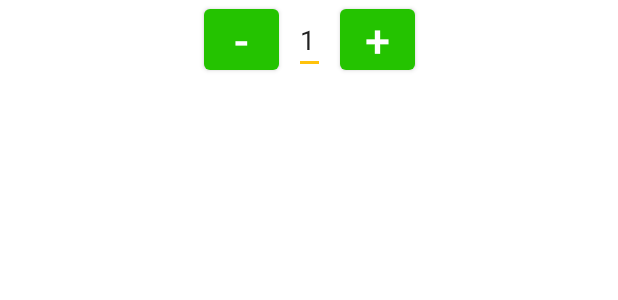
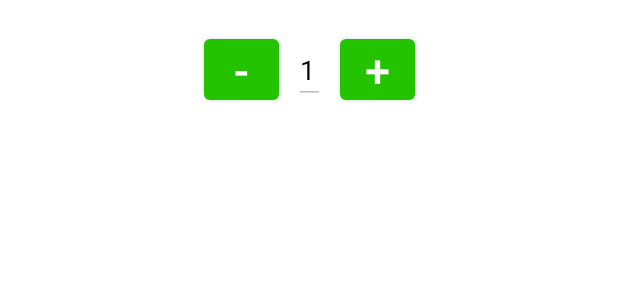
Before and after one commit to VsTechApps/SVS-Market, an Android app: the layout counter.xml on its own in the app's theme, with its tools: preview values and no code run, on a phone screen of 412 x 824 dp. Shown: the top 300 px of the screen. Run offline under Robolectric (Android 15) with nearby library versions, the light colour scheme and no system bars.

Commit message:
some bug fixes

```diff
--- a/app/build.gradle
+++ b/app/build.gradle
@@ -12,8 +12,8 @@ android {
         applicationId "com.vs.supermarket"
         minSdkVersion 21
         targetSdkVersion 30
-        versionCode 1
-        versionName "1.0"
+        versionCode 3
+        versionName "1.2"
 
         testInstrumentationRunner "androidx.test.runner.AndroidJUnitRunner"
     }
--- a/app/src/main/java/com/vs/supermarket/App.kt
+++ b/app/src/main/java/com/vs/supermarket/App.kt
@@ -5,6 +5,6 @@ import androidx.appcompat.app.AppCompatActivity
 class App : AppCompatActivity() {
 
     companion object {
-        const val PhoneNumber = "9390345080"
+        const val PhoneNumber = "8978998769"
     }
 }
--- a/app/src/main/java/com/vs/supermarket/StartActivity.kt
+++ b/app/src/main/java/com/vs/supermarket/StartActivity.kt
@@ -144,10 +144,10 @@ class StartActivity : AppCompatActivity() {
         } else {
             AlertDialog.Builder(this)
                 .setTitle("Disclaimer")
-                .setMessage("This app is only for people in Tenali who wants to order from Sri Vigneswara Super Market")
-                .setPositiveButton("OK") { dialogInterface: DialogInterface, i: Int ->
+                .setMessage("This app is for people in Tenali and Surrounding areas who wants to order from SVS Market")
+                .setPositiveButton("OK") { dialogInterface: DialogInterface, _: Int ->
                     dialogInterface.dismiss()
-                }.setNegativeButton("Not Ok") { dialogInterface: DialogInterface, i: Int ->
+                }.setNegativeButton("Not Ok") { dialogInterface: DialogInterface, _: Int ->
                     dialogInterface.dismiss()
                     finish()
                 }.show()
--- a/app/src/main/res/layout/activity_cart.xml
+++ b/app/src/main/res/layout/activity_cart.xml
@@ -22,7 +22,7 @@
         android:layout_height="wrap_content"
         android:layout_margin="10dp"
         android:padding="10dp"
-        android:text="Total Cost : "
+        android:text="@string/total_cost_0_0"
         android:textColor="#000000"
         android:textSize="18sp"
         app:layout_constraintBottom_toBottomOf="parent"
@@ -33,7 +33,7 @@
         android:layout_width="wrap_content"
         android:layout_height="wrap_content"
         android:layout_margin="10dp"
-        android:text="Proceed"
+        android:text="@string/proceed"
         android:textAllCaps="false"
         app:layout_constraintBottom_toBottomOf="parent"
         app:layout_constraintStart_toStartOf="parent"
--- a/app/src/main/res/layout/activity_start.xml
+++ b/app/src/main/res/layout/activity_start.xml
@@ -123,7 +123,7 @@
         android:layout_height="wrap_content"
         android:layout_margin="20dp"
         android:padding="10dp"
-        android:text="Resend OTP"
+        android:text="@string/resend_otp"
         android:textColor="#000000"
         app:layout_constraintStart_toStartOf="parent"
         app:layout_constraintTop_toBottomOf="@+id/cardView" />
--- a/app/src/main/res/layout/counter.xml
+++ b/app/src/main/res/layout/counter.xml
@@ -2,7 +2,8 @@
 <androidx.constraintlayout.widget.ConstraintLayout xmlns:android="http://schemas.android.com/apk/res/android"
     xmlns:app="http://schemas.android.com/apk/res-auto"
     android:layout_width="match_parent"
-    android:layout_height="wrap_content">
+    android:layout_height="wrap_content"
+    android:padding="20dp">
 
     <Button
         android:id="@+id/minus"
@@ -10,7 +11,7 @@
         android:layout_height="wrap_content"
         android:layout_marginEnd="10dp"
         android:padding="0dp"
-        android:text="-"
+        android:text="@string/minus"
         android:textSize="30sp"
         app:layout_constraintEnd_toStartOf="@+id/count"
         app:layout_constraintTop_toTopOf="parent" />
@@ -19,7 +20,12 @@
         android:id="@+id/count"
         android:layout_width="wrap_content"
         android:layout_height="wrap_content"
-        android:text="1"
+        android:autofillHints="@string/app_name"
+        android:hint="@string/_1"
+        android:inputType="none"
+        android:text="@string/_1"
+        android:enabled="false"
+        android:textColor="@android:color/black"
         app:layout_constraintBottom_toBottomOf="parent"
         app:layout_constraintEnd_toEndOf="parent"
         app:layout_constraintStart_toStartOf="parent"
@@ -31,7 +37,7 @@
         android:layout_height="wrap_content"
         android:layout_marginStart="10dp"
         android:padding="0dp"
-        android:text="+"
+        android:text="@string/plus"
         android:textSize="30sp"
         app:layout_constraintStart_toEndOf="@+id/count"
         app:layout_constraintTop_toTopOf="parent" />
--- a/app/src/main/res/values/strings.xml
+++ b/app/src/main/res/values/strings.xml
@@ -37,4 +37,12 @@
     <string name="add_item">Add Item</string>
     <string name="orders">Orders</string>
     <string name="your_name">Your Name</string>
+    <string name="total_cost_0_0">Total Cost : 0.0</string>
+    <string name="proceed">Proceed</string>
+    <string name="resend_otp">Resend OTP</string>
+    <string name="minus">-</string>
+    <string name="_1">1</string>
+    <string name="plus">+</string>
+    <string name="order_by">Order By :</string>
+    <string name="phone_number_">Phone Number :</string>
 </resources>
```
Also changed, not shown: app/src/main/java/com/vs/supermarket/CartActivity.kt (+12 -6 lines), app/src/main/java/com/vs/supermarket/fragments/BeverageFragment.kt (+12 -5 lines), app/src/main/java/com/vs/supermarket/fragments/DetergentsFragment.kt (+12 -5 lines), app/src/main/java/com/vs/supermarket/fragments/FoodFragment.kt (+12 -5 lines), app/src/main/java/com/vs/supermarket/fragments/GroceryFragment.kt (+12 -5 lines), app/src/main/java/com/vs/supermarket/fragments/OtherFragment.kt (+16 -5 lines), app/src/main/res/layout/item_orders.xml (+7 -5 lines).
